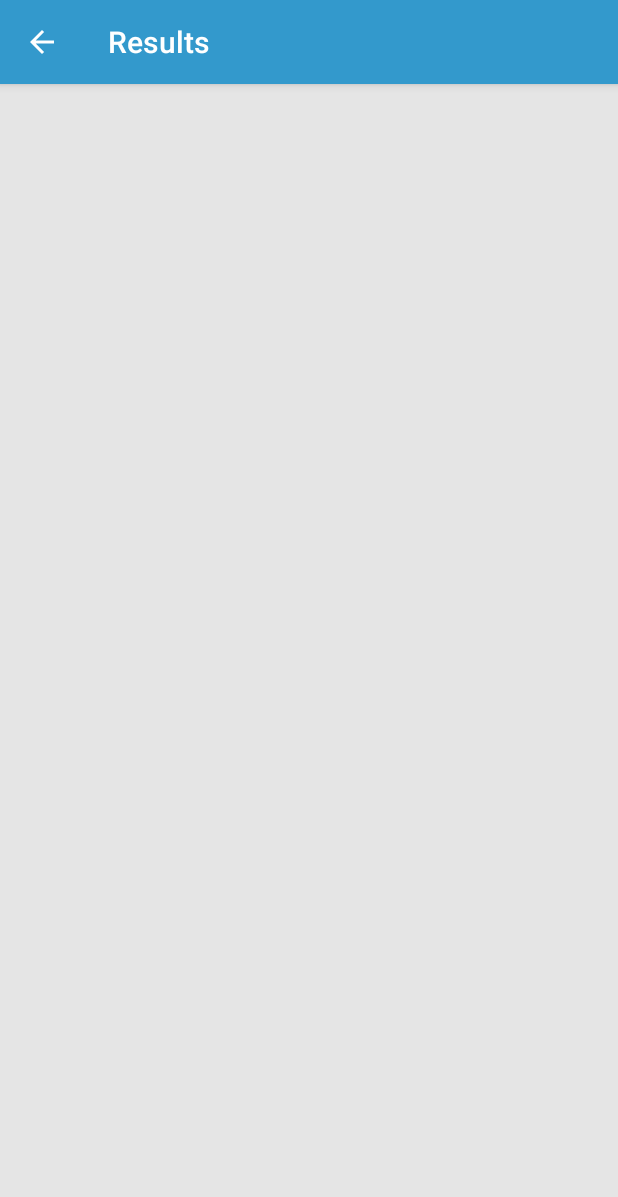
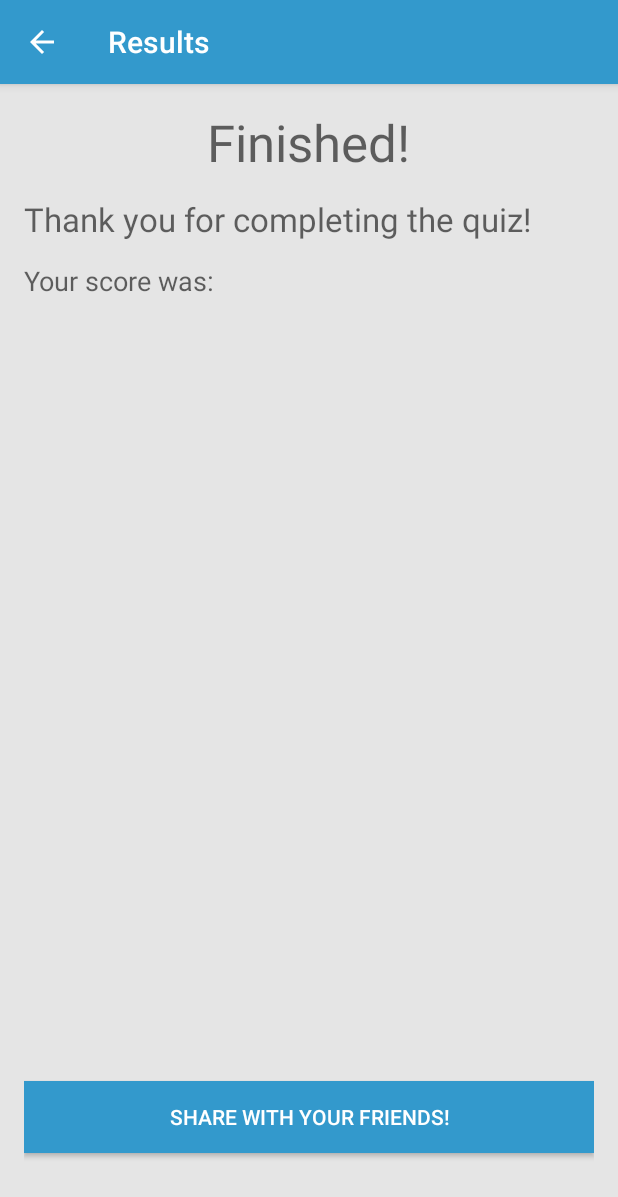
Before and after one commit to Hongyuanli/CS3892016team4, an Android app: the ResultsActivity screen opened directly, with no data from a screen before it, on a phone screen of 412 x 824 dp. Shown: the top 1197 px of the screen. Run offline under Robolectric (Android 15) with nearby library versions, the phone set to English and light mode, and no system bars.

Commit message:
add share button on quiz results

```diff
--- a/app/src/main/java/org/zikalert/informationactivities/ResultsActivity.java
+++ b/app/src/main/java/org/zikalert/informationactivities/ResultsActivity.java
@@ -6,6 +6,8 @@ import android.os.Bundle;
 import android.support.v7.app.AppCompatActivity;
 import android.support.v7.widget.Toolbar;
 import android.view.TextureView;
+import android.view.View;
+import android.widget.Button;
 import android.widget.RadioButton;
 import android.widget.TextView;
 
@@ -13,6 +15,8 @@ import org.zikalert.informationactivities.QuizActivity;
 
 import org.zikalert.R;
 public class ResultsActivity extends AppCompatActivity {
+
+    private String score;
 
     protected void onCreate(Bundle savedInstanceState) {
         super.onCreate(savedInstanceState);
@@ -28,11 +32,23 @@ public class ResultsActivity extends AppCompatActivity {
         getSupportActionBar().setTitle("Results");
 
         Intent Result = getIntent();
-                String score = Result.getStringExtra("USER_SCORE");
+        score = Result.getStringExtra("USER_SCORE");
 
         TextView results = (TextView) findViewById(R.id.textViewResults);
         results.setText(score);
 
+        Button share = (Button) findViewById(R.id.btn_quiz_share);
+        share.setOnClickListener(new View.OnClickListener() {
+            @Override
+            public void onClick(View v) {
+                Intent intent = new Intent();
+                intent.setType("text/plain");
+                String share = "I downloaded the ZikAlert app and got " +score+"/6 at the quiz! Download it now on Play Store!";
+                intent.putExtra(Intent.EXTRA_TEXT,share);
+                startActivity(Intent.createChooser(intent, "Share"));
+            }
+        });
+
     }
 
 }
--- a/app/src/main/res/layout/content_results.xml
+++ b/app/src/main/res/layout/content_results.xml
@@ -11,23 +11,64 @@
     tools:context=".informationactivities.ResultsActivity"
     tools:showIn="@layout/activity_results">
 
-    <ScrollView
-        android:layout_width="fill_parent"
-        android:layout_height="wrap_content">
-        <RelativeLayout
-            android:layout_width="wrap_content"
-            android:layout_height="wrap_content"
-            android:orientation="vertical">
+
+            <TextView
+                android:layout_width="wrap_content"
+                android:layout_height="wrap_content"
+                android:textAppearance="?android:attr/textAppearanceMedium"
+                android:text="Finished!"
+                android:id="@+id/textView3"
+                android:textSize="34dp"
+                android:layout_alignWithParentIfMissing="false"
+                android:layout_alignParentTop="true"
+                android:layout_centerHorizontal="true" />
+
+            <TextView
+                android:layout_width="wrap_content"
+                android:layout_height="wrap_content"
+                android:textAppearance="?android:attr/textAppearanceMedium"
+                android:text="Thank you for completing the quiz!"
+                android:id="@+id/textView2"
+                android:layout_below="@+id/textView3"
+                android:layout_alignParentLeft="true"
+                android:layout_alignParentStart="true"
+                android:layout_marginTop="14dp"
+                android:textSize="22dp"
+                android:layout_alignParentTop="false" />
+
+            <TextView
+                android:layout_width="wrap_content"
+                android:layout_height="wrap_content"
+                android:textAppearance="?android:attr/textAppearanceMedium"
+                android:text="Your score was: "
+                android:id="@+id/textView1"
+                android:layout_below="@+id/textView2"
+                android:layout_alignParentLeft="true"
+                android:layout_alignParentStart="true"
+                android:layout_marginTop="14dp"
+                android:textAlignment="center" />
 
             <TextView
                 android:layout_width="wrap_content"
                 android:layout_height="wrap_content"
                 android:textAppearance="?android:attr/textAppearanceMedium"
                 android:id="@+id/textViewResults"
-                android:layout_alignParentTop="true"
-                android:layout_alignParentLeft="true"
-                android:layout_alignParentStart="true" />
+                android:layout_marginTop="14dp"
+                android:layout_below="@+id/textView2"
+                android:layout_toRightOf="@id/textView1" />
 
-        </RelativeLayout>
-    </ScrollView>
+    <Button
+        android:layout_width="match_parent"
+        android:layout_height="wrap_content"
+        android:background="@color/colorPrimary"
+        android:textColor="#FFF"
+        android:text="Share with your friends!"
+        android:layout_gravity="center_horizontal"
+        android:id="@+id/btn_quiz_share"
+        android:layout_alignParentBottom="true"
+        android:layout_marginBottom="39dp"
+        android:layout_alignParentRight="true"
+        android:layout_alignParentEnd="true"
+        android:layout_alignParentLeft="true"
+        android:layout_alignParentStart="true" />
 </RelativeLayout>
```
